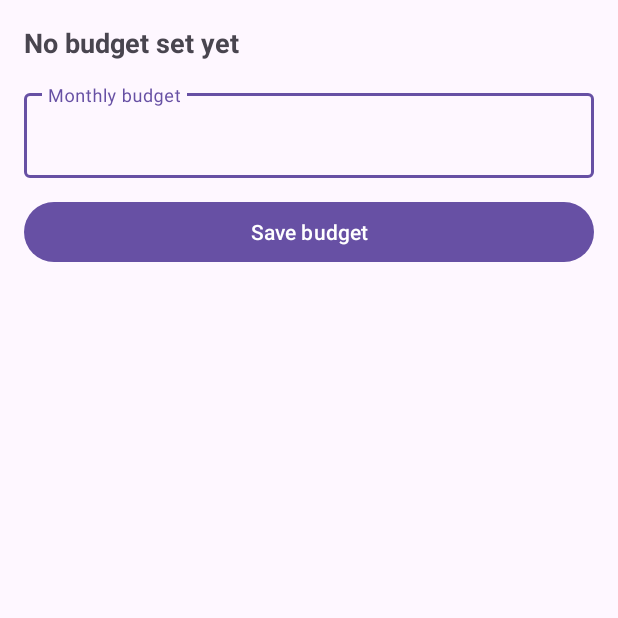
After one commit to shirlynnk/SmartBudget, an Android app: the fragment BudgetFragment shown on its own in the app's theme, on a phone screen of 412 x 824 dp, the top half of it. The commit adds this screen. Run offline under Robolectric (Android 15) with nearby library versions, the phone set to English and light mode, and no system bars; our stand-ins replace Room's generated code.

Commit message:
budget repository, view model, fragment and layout added

```diff
--- /dev/null
+++ b/app/src/main/java/com/smartbudget/app/data/repository/BudgetRepository.kt
@@ -0,0 +1,23 @@
+package com.smartbudget.app.data.repository
+import com.smartbudget.app.data.local.dao.BudgetDao
+import com.smartbudget.app.data.local.entity.Budget
+
+class BudgetRepository(private val budgetDao: BudgetDao) {
+
+    companion object {
+        // The overall monthly budget is stored as a row with this category name
+        const val TOTAL = "TOTAL"
+    }
+
+    // Returns the newest saved overall budget, or null if none exists
+    suspend fun getBudgetAmount(): Double? =
+        budgetDao.getAllBudgets()
+            .filter { it.categoryName == TOTAL }
+            .maxByOrNull { it.id }
+            ?.amountLimit
+
+    // Every save adds a new row; the newest one wins
+    suspend fun saveBudgetAmount(amount: Double) {
+        budgetDao.insertBudget(Budget(categoryName = TOTAL, amountLimit = amount))
+    }
+}
--- /dev/null
+++ b/app/src/main/java/com/smartbudget/app/ui/budget/BudgetFragment.kt
@@ -0,0 +1,80 @@
+package com.smartbudget.app.ui.budget
+
+import android.os.Bundle
+import android.view.View
+import android.widget.Button
+import android.widget.TextView
+import android.widget.Toast
+import androidx.fragment.app.Fragment
+import androidx.lifecycle.Lifecycle
+import androidx.lifecycle.ViewModelProvider
+import androidx.lifecycle.lifecycleScope
+import androidx.lifecycle.repeatOnLifecycle
+import com.google.android.material.textfield.TextInputEditText
+import com.google.android.material.textfield.TextInputLayout
+import com.smartbudget.app.R
+import com.smartbudget.app.data.local.AppDatabase
+import com.smartbudget.app.data.repository.BudgetRepository
+import kotlinx.coroutines.launch
+import java.util.Locale
+
+class BudgetFragment : Fragment(R.layout.fragment_budget) {
+
+    private lateinit var viewModel: BudgetViewModel
+
+    override fun onViewCreated(view: View, savedInstanceState: Bundle?) {
+        super.onViewCreated(view, savedInstanceState)
+
+        // Build the ViewModel: database -> DAO -> repository -> factory -> ViewModel
+        val dao = AppDatabase.getDatabase(requireContext().applicationContext).budgetDao()
+        val factory = BudgetViewModelFactory(BudgetRepository(dao))
+        viewModel = ViewModelProvider(this, factory)[BudgetViewModel::class.java]
+
+        // Find the views from fragment_budget.xml
+        val til = view.findViewById<TextInputLayout>(R.id.tilBudget)
+        val et = view.findViewById<TextInputEditText>(R.id.etBudget)
+        val tvCurrent = view.findViewById<TextView>(R.id.tvCurrentBudget)
+        val btnSave = view.findViewById<Button>(R.id.btnSaveBudget)
+
+        // When Save is clicked, clear the old error and send the text to the ViewModel
+        btnSave.setOnClickListener {
+            til.error = null
+            viewModel.saveBudget(et.text.toString())
+        }
+
+        // Listen for changes from the ViewModel while the screen is visible
+        viewLifecycleOwner.lifecycleScope.launch {
+            viewLifecycleOwner.repeatOnLifecycle(Lifecycle.State.STARTED) {
+
+                // 1. Show the current budget
+                launch {
+                    viewModel.budgetAmount.collect { amount ->
+                        tvCurrent.text = if (amount == null) {
+                            getString(R.string.budget_not_set)
+                        } else {
+                            String.format(Locale.getDefault(), "Current budget: %.2f", amount)
+                        }
+                        if (amount != null && et.text.isNullOrEmpty()) {
+                            et.setText(String.format(Locale.US, "%.2f", amount))
+                        }
+                    }
+                }
+
+                // 2. Show errors or the "saved" message
+                launch {
+                    viewModel.uiState.collect { state ->
+                        when (state) {
+                            is BudgetUiState.Error -> til.error = state.message
+                            BudgetUiState.Saved -> {
+                                til.error = null
+                                Toast.makeText(requireContext(), R.string.budget_saved, Toast.LENGTH_SHORT).show()
+                                viewModel.clearState()
+                            }
+                            BudgetUiState.Idle -> Unit
+                        }
+                    }
+                }
+            }
+        }
+    }
+}
--- /dev/null
+++ b/app/src/main/java/com/smartbudget/app/ui/budget/BudgetViewModel.kt
@@ -0,0 +1,78 @@
+package com.smartbudget.app.ui.budget
+
+import androidx.lifecycle.ViewModel
+import androidx.lifecycle.ViewModelProvider
+import androidx.lifecycle.viewModelScope
+import com.smartbudget.app.data.repository.BudgetRepository
+import kotlinx.coroutines.flow.MutableStateFlow
+import kotlinx.coroutines.flow.StateFlow
+import kotlinx.coroutines.flow.asStateFlow
+import kotlinx.coroutines.launch
+
+// The three things the screen can be told: nothing yet, saved, or an error message
+sealed class BudgetUiState {
+    object Idle : BudgetUiState()
+    object Saved : BudgetUiState()
+    data class Error(val message: String) : BudgetUiState()
+}
+
+class BudgetViewModel(private val repository: BudgetRepository) : ViewModel() {
+
+    // The current saved budget (null means none set yet)
+    private val _budgetAmount = MutableStateFlow<Double?>(null)
+    val budgetAmount: StateFlow<Double?> = _budgetAmount.asStateFlow()
+
+    // Tells the screen whether to show an error or "saved"
+    private val _uiState = MutableStateFlow<BudgetUiState>(BudgetUiState.Idle)
+    val uiState: StateFlow<BudgetUiState> = _uiState.asStateFlow()
+
+    init {
+        loadBudget()
+    }
+
+    fun loadBudget() = viewModelScope.launch {
+        _budgetAmount.value = repository.getBudgetAmount()
+    }
+
+    // Validates the text typed by the user, then saves it
+    fun saveBudget(amountText: String) {
+        val text = amountText.trim()
+        val amount = text.toDoubleOrNull()
+
+        val error = when {
+            text.isEmpty() -> "Please enter a budget amount"
+            amount == null -> "Enter a valid number"
+            amount == 0.0 -> "Budget cannot be zero"
+            amount < 0 -> "Budget cannot be negative"
+            else -> null
+        }
+
+        if (error != null) {
+            _uiState.value = BudgetUiState.Error(error)
+            return
+        }
+
+        viewModelScope.launch {
+            repository.saveBudgetAmount(amount!!)
+            _budgetAmount.value = amount
+            _uiState.value = BudgetUiState.Saved
+        }
+    }
+
+    fun clearState() {
+        _uiState.value = BudgetUiState.Idle
+    }
+}
+
+// Builds the ViewModel and hands it the repository (same pattern as ExpenseViewModelFactory)
+class BudgetViewModelFactory(
+    private val repository: BudgetRepository
+) : ViewModelProvider.Factory {
+    override fun <T : ViewModel> create(modelClass: Class<T>): T {
+        if (modelClass.isAssignableFrom(BudgetViewModel::class.java)) {
+            @Suppress("UNCHECKED_CAST")
+            return BudgetViewModel(repository) as T
+        }
+        throw IllegalArgumentException("Unknown ViewModel class")
+    }
+}
--- /dev/null
+++ b/app/src/main/res/layout/fragment_budget.xml
@@ -0,0 +1,39 @@
+<?xml version="1.0" encoding="utf-8"?>
+<LinearLayout xmlns:android="http://schemas.android.com/apk/res/android"
+    android:layout_width="match_parent"
+    android:layout_height="match_parent"
+    android:orientation="vertical"
+    android:padding="16dp">
+
+    <!-- Shows the current saved budget -->
+    <TextView
+        android:id="@+id/tvCurrentBudget"
+        android:layout_width="match_parent"
+        android:layout_height="wrap_content"
+        android:text="@string/budget_not_set"
+        android:textSize="18sp"
+        android:textStyle="bold" />
+
+    <!-- The box where the user types the amount; the red error message shows here -->
+    <com.google.android.material.textfield.TextInputLayout
+        android:id="@+id/tilBudget"
+        android:layout_width="match_parent"
+        android:layout_height="wrap_content"
+        android:layout_marginTop="16dp"
+        android:hint="@string/hint_budget">
+
+        <com.google.android.material.textfield.TextInputEditText
+            android:id="@+id/etBudget"
+            android:layout_width="match_parent"
+            android:layout_height="wrap_content"
+            android:importantForAutofill="no"
+            android:inputType="numberDecimal|numberSigned" />
+    </com.google.android.material.textfield.TextInputLayout>
+
+    <Button
+        android:id="@+id/btnSaveBudget"
+        android:layout_width="match_parent"
+        android:layout_height="wrap_content"
+        android:layout_marginTop="12dp"
+        android:text="@string/btn_save_budget" />
+</LinearLayout>
--- a/app/src/main/res/values/strings.xml
+++ b/app/src/main/res/values/strings.xml
@@ -3,4 +3,8 @@
         <string name="hint_item_name">Item Name (e.g., Groceries)</string>
         <string name="hint_amount">Amount (e.g., 1500.00)</string>
         <string name="btn_save_expense">Save Expense</string>
+        <string name="budget_not_set">No budget set yet</string>
+        <string name="hint_budget">Monthly budget</string>
+        <string name="btn_save_budget">Save budget</string>
+        <string name="budget_saved">Budget saved</string>
 </resources>
```
